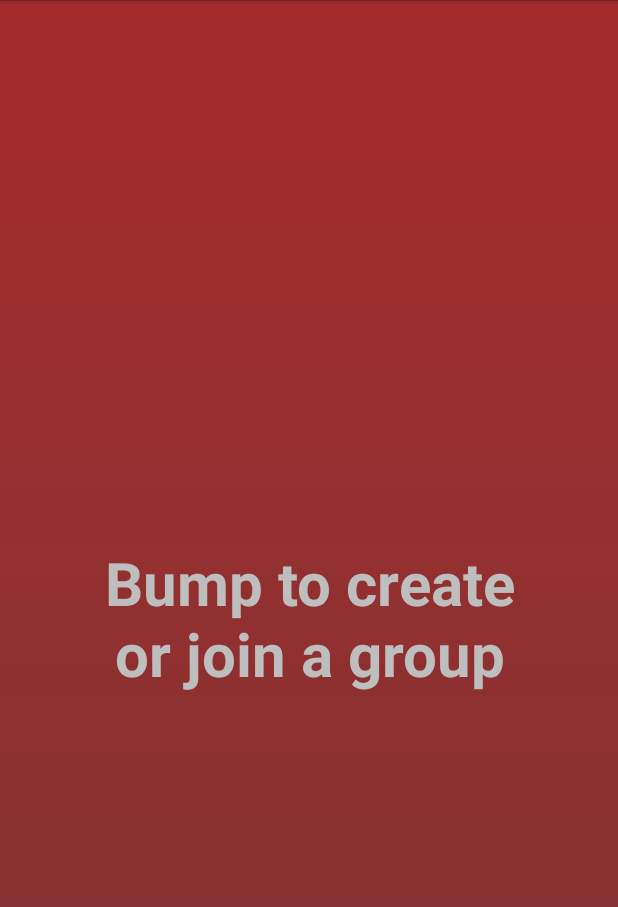
After one commit to Roarster31/Flare, an Android app: the layout fragment_creategroup.xml on its own in the app's theme, with its tools: preview values and no code run, on a phone screen of 412 x 824 dp. The commit adds this screen. Shown: the top 907 px of the screen. Run offline under Robolectric (Android 15) with nearby library versions, the phone set to English and light mode, and no system bars.

Commit message:
Add gradient

```diff
--- /dev/null
+++ b/app/src/main/res/drawable-hdpi/gradient.xml
@@ -0,0 +1,8 @@
+<?xml version="1.0" encoding="utf-8"?>
+<shape xmlns:android="http://schemas.android.com/apk/res/android"
+    android:shape="rectangle">
+    <gradient
+        android:startColor="#a62c2c"
+        android:endColor="#7c3434"
+        android:angle="270"/>
+</shape>
--- /dev/null
+++ b/app/src/main/res/layout/fragment_creategroup.xml
@@ -0,0 +1,51 @@
+<RelativeLayout xmlns:android="http://schemas.android.com/apk/res/android"
+    xmlns:tools="http://schemas.android.com/tools" android:layout_width="fill_parent"
+    android:layout_height="fill_parent"
+    android:theme="@android:style/Theme.NoTitleBar.Fullscreen"
+
+    tools:context=".MainActivity$PlaceholderFragment">
+
+    <LinearLayout
+        android:orientation="vertical"
+        android:layout_width="100dp"
+        android:layout_height="fill_parent"
+        android:layout_alignParentTop="true"
+        android:gravity="center_vertical|center_horizontal"
+        android:background="@drawable/gradient"
+        android:layout_alignParentStart="true"
+        android:layout_alignParentLeft="false"
+        android:layout_alignParentBottom="false"
+        android:layout_alignParentEnd="true">
+
+        <LinearLayout
+            android:orientation="vertical"
+            android:layout_width="280dp"
+            android:layout_height="fill_parent"
+            android:layout_gravity="center_horizontal">
+
+            <LinearLayout
+                android:orientation="vertical"
+                android:layout_width="fill_parent"
+                android:layout_height="fill_parent"
+                android:layout_gravity="center_vertical"
+                android:gravity="center_vertical">
+
+                <TextView
+                    android:layout_width="fill_parent"
+                    android:layout_height="wrap_content"
+                    android:text="Bump to create or join a group"
+                    android:id="@+id/textView"
+                    android:layout_gravity="center_vertical"
+                    android:textAlignment="center"
+                    android:textSize="40dp"
+                    android:textStyle="bold"
+                    android:typeface="sans"
+                    android:shadowColor="#ffff2a37"
+                    android:gravity="center_horizontal" />
+            </LinearLayout>
+
+        </LinearLayout>
+
+    </LinearLayout>
+
+</RelativeLayout>
```
Also changed, not shown: app/src/main/java/com/dbuggers/flare/MainActivity.java (+26 -23 lines), app/src/main/res/layout/fragment_main.xml (+28 -8 lines).
